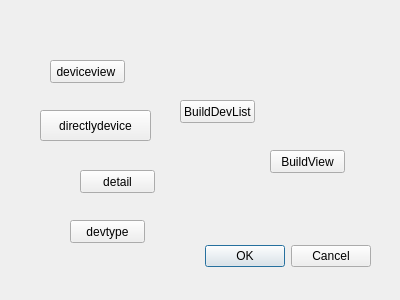
Before: the Qt Designer form CommandCenter/MainApp/zktestdialog.ui in LDevin/CommandCenter, drawn with Qt 5.
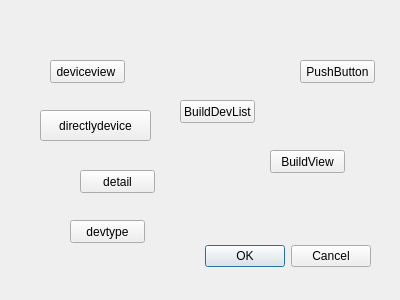
After: the same form once the commit is applied.

```diff
--- a/CommandCenter/MainApp/zktestdialog.ui
+++ b/CommandCenter/MainApp/zktestdialog.ui
@@ -107,6 +107,19 @@
     <string>directlydevice</string>
    </property>
   </widget>
+  <widget class="QPushButton" name="pushButton_2">
+   <property name="geometry">
+    <rect>
+     <x>300</x>
+     <y>60</y>
+     <width>75</width>
+     <height>23</height>
+    </rect>
+   </property>
+   <property name="text">
+    <string>PushButton</string>
+   </property>
+  </widget>
  </widget>
  <resources/>
  <connections>
```
